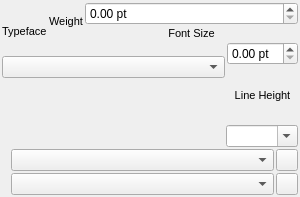
Before: the Qt Designer form scribus/ui/propertywidget_textbase.ui in nitramr/scribus, drawn with Qt 5.
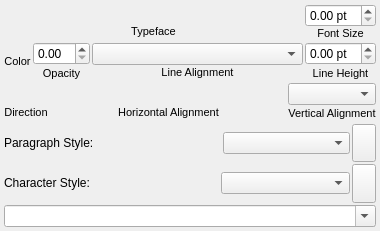
After: the same form once the commit is applied. Icons and pictures are not drawn. Custom widgets are drawn as their Qt base class.

```diff
--- a/scribus/ui/propertywidget_textbase.ui
+++ b/scribus/ui/propertywidget_textbase.ui
@@ -6,19 +6,25 @@
    <rect>
     <x>0</x>
     <y>0</y>
-    <width>300</width>
-    <height>197</height>
+    <width>380</width>
+    <height>231</height>
    </rect>
   </property>
+  <property name="sizePolicy">
+   <sizepolicy hsizetype="MinimumExpanding" vsizetype="MinimumExpanding">
+    <horstretch>0</horstretch>
+    <verstretch>0</verstretch>
+   </sizepolicy>
+  </property>
   <property name="minimumSize">
    <size>
-    <width>300</width>
+    <width>380</width>
     <height>0</height>
    </size>
   </property>
   <property name="maximumSize">
    <size>
-    <width>300</width>
+    <width>380</width>
     <height>16777215</height>
    </size>
   </property>
@@ -30,21 +36,27 @@
     <number>2</number>
    </property>
    <property name="leftMargin">
-    <number>2</number>
+    <number>4</number>
    </property>
    <property name="topMargin">
-    <number>2</number>
+    <number>4</number>
    </property>
    <property name="rightMargin">
-    <number>2</number>
+    <number>4</number>
    </property>
    <property name="bottomMargin">
-    <number>2</number>
+    <number>4</number>
    </property>
    <item>
-    <layout class="QHBoxLayout" name="horizontalLayout_7">
+    <layout class="QHBoxLayout" name="horizontalLayout_7" stretch="1,0">
+     <property name="spacing">
+      <number>2</number>
+     </property>
      <item>
       <layout class="QVBoxLayout" name="verticalLayout_2">
+       <property name="spacing">
+        <number>0</number>
+       </property>
        <item>
         <widget class="FontComboH" name="fonts" native="true"/>
        </item>
@@ -58,22 +70,6 @@
          <property name="text">
           <string>Typeface</string>
          </property>
-        </widget>
-       </item>
-      </layout>
-     </item>
-     <item>
-      <layout class="QVBoxLayout" name="verticalLayout_weight">
-       <item>
-        <widget class="QLabel" name="label_3">
-         <property name="font">
-          <font>
-           <pointsize>8</pointsize>
-          </font>
-         </property>
-         <property name="text">
-          <string>Weight</string>
-         </property>
          <property name="alignment">
           <set>Qt::AlignCenter</set>
          </property>
@@ -83,6 +79,9 @@
      </item>
      <item>
       <layout class="QVBoxLayout" name="verticalLayout_3">
+       <property name="spacing">
+        <number>0</number>
+       </property>
        <item>
         <widget class="ScrSpinBox" name="fontSize">
          <property name="sizePolicy">
@@ -128,12 +127,62 @@
     </layout>
    </item>
    <item>
-    <layout class="QHBoxLayout" name="horizontalLayout">
+    <layout class="QHBoxLayout" name="horizontalLayout" stretch="0,0,1,0">
+     <property name="spacing">
+      <number>2</number>
+     </property>
      <item>
-      <layout class="QVBoxLayout" name="verticalLayout_5"/>
+      <layout class="QVBoxLayout" name="verticalLayout_fontColor">
+       <property name="spacing">
+        <number>0</number>
+       </property>
+       <item>
+        <widget class="QLabel" name="label_4">
+         <property name="font">
+          <font>
+           <pointsize>8</pointsize>
+          </font>
+         </property>
+         <property name="text">
+          <string>Color</string>
+         </property>
+         <property name="alignment">
+          <set>Qt::AlignCenter</set>
+         </property>
+        </widget>
+       </item>
+      </layout>
+     </item>
+     <item>
+      <layout class="QVBoxLayout" name="verticalLayout_5">
+       <property name="spacing">
+        <number>0</number>
+       </property>
+       <item>
+        <widget class="ScrSpinBox" name="fontOpacity"/>
+       </item>
+       <item>
+        <widget class="QLabel" name="label_5">
+         <property name="font">
+          <font>
+           <pointsize>8</pointsize>
+          </font>
+         </property>
+         <property name="text">
+          <string>Opacity</string>
+         </property>
+         <property name="alignment">
+          <set>Qt::AlignCenter</set>
+         </property>
+        </widget>
+       </item>
+      </layout>
      </item>
      <item>
       <layout class="QVBoxLayout" name="verticalLayout_6">
+       <property name="spacing">
+        <number>0</number>
+       </property>
        <item>
         <widget class="QComboBox" name="lineSpacingModeCombo">
          <property name="sizePolicy">
@@ -161,10 +210,7 @@
           </font>
          </property>
          <property name="text">
-          <string/>
-         </property>
-         <property name="pixmap">
-          <pixmap>../../resources/icons/linespacing2.png</pixmap>
+          <string>Line Alignment</string>
          </property>
          <property name="alignment">
           <set>Qt::AlignCenter</set>
@@ -175,6 +221,9 @@
      </item>
      <item>
       <layout class="QVBoxLayout" name="verticalLayout_4">
+       <property name="spacing">
+        <number>0</number>
+       </property>
        <item>
         <widget class="ScrSpinBox" name="lineSpacing">
          <property name="sizePolicy">
@@ -211,12 +260,79 @@
     </layout>
    </item>
    <item>
-    <layout class="QHBoxLayout" name="horizontalLayout_5">
-     <item alignment="Qt::AlignLeft">
-      <widget class="DirectionSelect" name="textDirection" native="true"/>
+    <layout class="QHBoxLayout" name="horizontalLayout_5" stretch="0,1,0,1,0">
+     <property name="spacing">
+      <number>2</number>
+     </property>
+     <item>
+      <layout class="QVBoxLayout" name="verticalLayout_9">
+       <property name="spacing">
+        <number>0</number>
+       </property>
+       <item>
+        <widget class="DirectionSelect" name="textDirection" native="true">
+         <property name="minimumSize">
+          <size>
+           <width>0</width>
+           <height>0</height>
+          </size>
+         </property>
+        </widget>
+       </item>
+       <item>
+        <widget class="QLabel" name="label_6">
+         <property name="font">
+          <font>
+           <pointsize>8</pointsize>
+          </font>
+         </property>
+         <property name="text">
+          <string>Direction</string>
+         </property>
+         <property name="alignment">
+          <set>Qt::AlignCenter</set>
+         </property>
+        </widget>
+       </item>
+      </layout>
      </item>
      <item>
-      <widget class="AlignSelect" name="textAlignment" native="true"/>
+      <spacer name="horizontalSpacer">
+       <property name="orientation">
+        <enum>Qt::Horizontal</enum>
+       </property>
+       <property name="sizeHint" stdset="0">
+        <size>
+         <width>40</width>
+         <height>20</height>
+        </size>
+       </property>
+      </spacer>
+     </item>
+     <item>
+      <layout class="QVBoxLayout" name="verticalLayout_8">
+       <property name="spacing">
+        <number>0</number>
+       </property>
+       <item>
+        <widget class="AlignSelect" name="textAlignment" native="true"/>
+       </item>
+       <item>
+        <widget class="QLabel" name="label_3">
+         <property name="font">
+          <font>
+           <pointsize>8</pointsize>
+          </font>
+         </property>
+         <property name="text">
+          <string>Horizontal Alignment</string>
+         </property>
+         <property name="alignment">
+          <set>Qt::AlignCenter</set>
+         </property>
+        </widget>
+       </item>
+      </layout>
      </item>
      <item>
       <spacer name="horizontalSpacer_2">
@@ -232,19 +348,37 @@
       </spacer>
      </item>
      <item>
-      <widget class="QComboBox" name="langCombo">
-       <property name="toolTip">
-        <string>Text Language</string>
+      <layout class="QVBoxLayout" name="verticalLayout_7">
+       <property name="spacing">
+        <number>0</number>
        </property>
-       <property name="editable">
-        <bool>true</bool>
-       </property>
-      </widget>
+       <item>
+        <widget class="QComboBox" name="verticalAlign"/>
+       </item>
+       <item>
+        <widget class="QLabel" name="verticalAlignLabel">
+         <property name="font">
+          <font>
+           <pointsize>8</pointsize>
+          </font>
+         </property>
+         <property name="text">
+          <string>Vertical Alignment</string>
+         </property>
+         <property name="alignment">
+          <set>Qt::AlignCenter</set>
+         </property>
+        </widget>
+       </item>
+      </layout>
      </item>
     </layout>
    </item>
    <item>
-    <layout class="QHBoxLayout" name="horizontalLayout_3">
+    <layout class="QHBoxLayout" name="horizontalLayout_3" stretch="0,1,1,0">
+     <property name="spacing">
+      <number>2</number>
+     </property>
      <item>
       <widget class="QLabel" name="paraStyleLabel">
        <property name="sizePolicy">
@@ -254,13 +388,23 @@
         </sizepolicy>
        </property>
        <property name="text">
-        <string/>
-       </property>
-       <property name="pixmap">
-        <pixmap>../../resources/icons/zeichen.png</pixmap>
+        <string>Paragraph Style:</string>
        </property>
       </widget>
      </item>
+     <item>
+      <spacer name="horizontalSpacer_3">
+       <property name="orientation">
+        <enum>Qt::Horizontal</enum>
+       </property>
+       <property name="sizeHint" stdset="0">
+        <size>
+         <width>40</width>
+         <height>20</height>
+        </size>
+       </property>
+      </spacer>
+     </item>
      <item>
       <widget class="ParaStyleComboBox" name="paraStyleCombo">
        <property name="sizePolicy">
@@ -278,8 +422,8 @@
       <widget class="QToolButton" name="paraStyleClear">
        <property name="maximumSize">
         <size>
-         <width>22</width>
-         <height>22</height>
+         <width>1677215</width>
+         <height>1677215</height>
         </size>
        </property>
        <property name="toolTip">
@@ -297,7 +441,10 @@
     </layout>
    </item>
    <item>
-    <layout class="QHBoxLayout" name="horizontalLayout_4">
+    <layout class="QHBoxLayout" name="horizontalLayout_4" stretch="0,1,1,0">
+     <property name="spacing">
+      <number>2</number>
+     </property>
      <item>
       <widget class="QLabel" name="charStyleLabel">
        <property name="sizePolicy">
@@ -307,13 +454,23 @@
         </sizepolicy>
        </property>
        <property name="text">
-        <string/>
-       </property>
-       <property name="pixmap">
-        <pixmap>../../resources/icons/zeichen.png</pixmap>
+        <string>Character Style:</string>
        </property>
       </widget>
      </item>
+     <item>
+      <spacer name="horizontalSpacer_4">
+       <property name="orientation">
+        <enum>Qt::Horizontal</enum>
+       </property>
+       <property name="sizeHint" stdset="0">
+        <size>
+         <width>40</width>
+         <height>20</height>
+        </size>
+       </property>
+      </spacer>
+     </item>
      <item>
       <widget class="CharStyleComboBox" name="charStyleCombo">
        <property name="sizePolicy">
@@ -331,8 +488,8 @@
       <widget class="QToolButton" name="charStyleClear">
        <property name="maximumSize">
         <size>
-         <width>22</width>
-         <height>22</height>
+         <width>1677215</width>
+         <height>1677215</height>
         </size>
        </property>
        <property name="toolTip">
@@ -349,6 +506,16 @@
      </item>
     </layout>
    </item>
+   <item>
+    <widget class="QComboBox" name="langCombo">
+     <property name="toolTip">
+      <string>Text Language</string>
+     </property>
+     <property name="editable">
+      <bool>true</bool>
+     </property>
+    </widget>
+   </item>
   </layout>
  </widget>
  <customwidgets>
```
Left out of the diff: 3 changed lines with no effect on the pictures.
